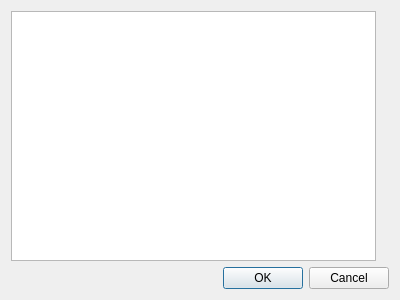
Before: the Qt Designer form pyipk/qtipk/ui/plug_diag.ui in Newterm/szarp, drawn with Qt 5.
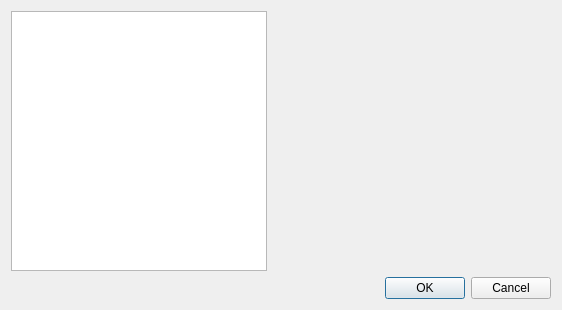
After: the same form once the commit is applied.

Patch:
```diff
--- a/pyipk/qtipk/ui/plug_diag.ui
+++ b/pyipk/qtipk/ui/plug_diag.ui
@@ -6,8 +6,8 @@
    <rect>
     <x>0</x>
     <y>0</y>
-    <width>400</width>
-    <height>300</height>
+    <width>562</width>
+    <height>310</height>
    </rect>
   </property>
   <property name="windowTitle">
@@ -18,6 +18,12 @@
     <layout class="QHBoxLayout" name="hlay_main">
      <item>
       <widget class="QTreeWidget" name="treeWidget">
+       <property name="sizePolicy">
+        <sizepolicy hsizetype="Minimum" vsizetype="Expanding">
+         <horstretch>0</horstretch>
+         <verstretch>0</verstretch>
+        </sizepolicy>
+       </property>
        <property name="autoExpandDelay">
         <number>1200</number>
        </property>
@@ -42,7 +48,7 @@
        <item>
         <widget class="QLabel" name="textDoc">
          <property name="sizePolicy">
-          <sizepolicy hsizetype="Preferred" vsizetype="Fixed">
+          <sizepolicy hsizetype="Expanding" vsizetype="Fixed">
            <horstretch>0</horstretch>
            <verstretch>0</verstretch>
           </sizepolicy>
```
